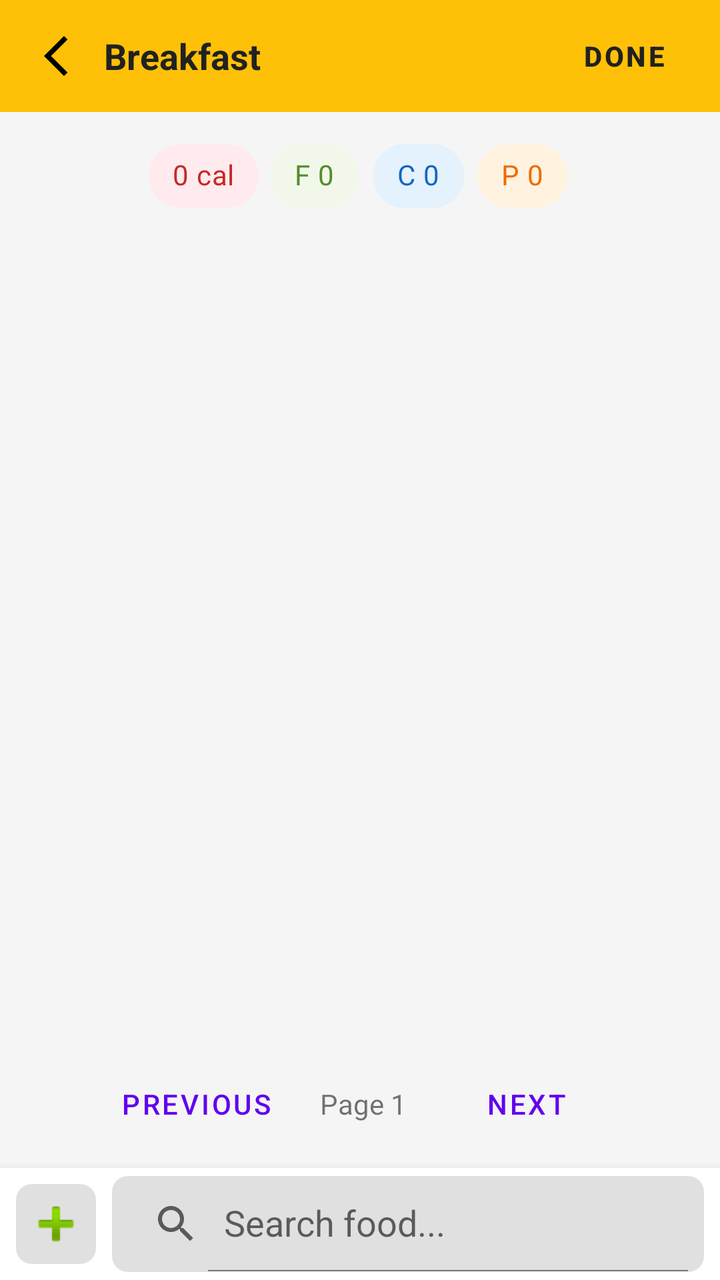
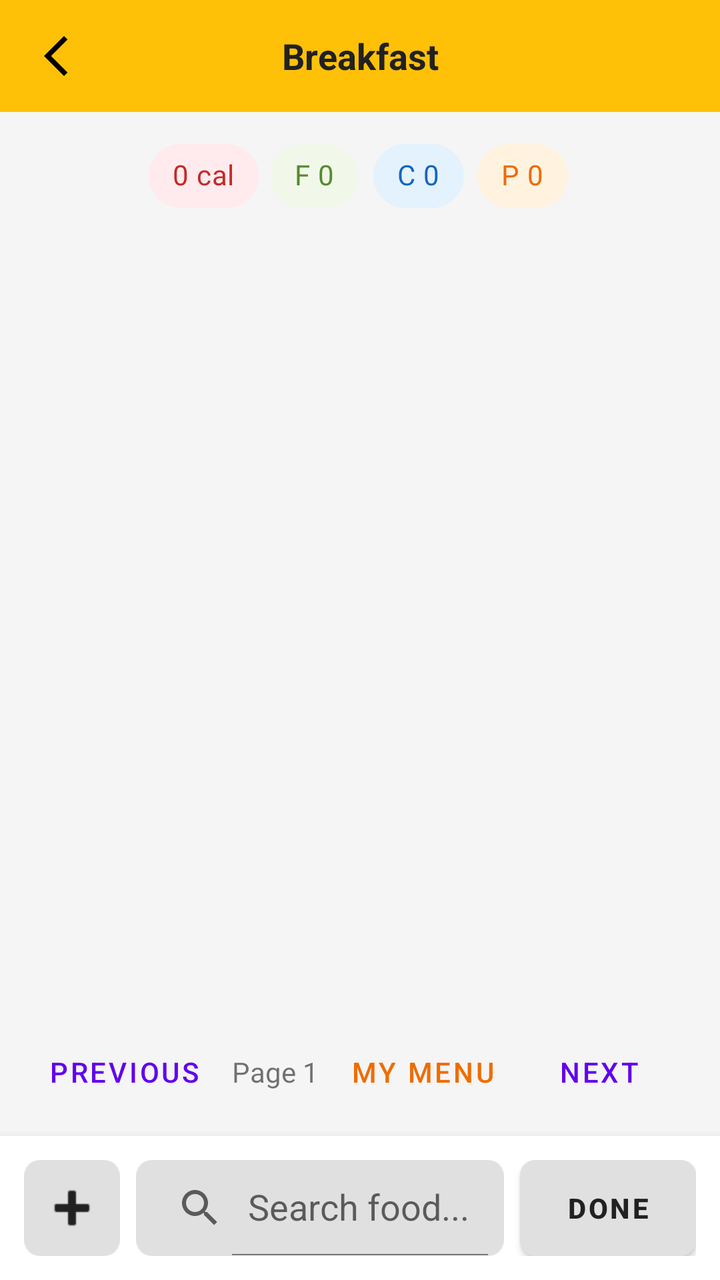

An Android layout rendered at two revisions. The XML below is the earlier revision; the diff shows what the commit changed to produce the second picture.
<!-- AndroidManifest.xml: application theme Theme.LionFitApp -->
<!-- res/layout/fragment_add_food.xml -->
<?xml version="1.0" encoding="utf-8"?>
<LinearLayout xmlns:android="http://schemas.android.com/apk/res/android"
    xmlns:app="http://schemas.android.com/apk/res-auto"
    android:layout_width="match_parent"
    android:layout_height="match_parent"
    android:orientation="vertical"
    android:background="#F5F5F5"
    android:clickable="true"
    android:focusable="true">

    
    <LinearLayout
        android:layout_width="match_parent"
        android:layout_height="?attr/actionBarSize"
        android:background="#FFC107"
        android:orientation="horizontal"
        android:gravity="center_vertical"
        android:paddingHorizontal="4dp">

        <ImageButton
            android:id="@+id/btnBack"
            android:layout_width="48dp"
            android:layout_height="48dp"
            android:src="@drawable/ic_back"
            android:background="?attr/selectableItemBackgroundBorderless"
            android:contentDescription="Back" />

        <TextView
            android:id="@+id/tvMealTitle"
            android:layout_width="0dp"
            android:layout_height="wrap_content"
            android:layout_weight="1"
            android:text="Breakfast"
            android:textSize="18sp"
            android:textStyle="bold"
            android:textColor="#212121"
            android:gravity="center_vertical" />

        <Button
            android:id="@+id/btnDoneTop"
            style="@style/Widget.MaterialComponents.Button.TextButton"
            android:layout_width="wrap_content"
            android:layout_height="wrap_content"
            android:text="@string/btn_done"
            android:textColor="#212121"
            android:textStyle="bold" />
    </LinearLayout>

    
    <LinearLayout
        android:layout_width="match_parent"
        android:layout_height="wrap_content"
        android:orientation="horizontal"
        android:gravity="center"
        android:paddingVertical="8dp">

        <com.google.android.material.chip.Chip
            android:id="@+id/chipCal"
            style="@style/Widget.MaterialComponents.Chip.Action"
            android:layout_width="wrap_content"
            android:layout_height="wrap_content"
            android:layout_marginEnd="4dp"
            android:text="0 cal"
            app:chipBackgroundColor="#FFEBEE"
            android:textColor="#C62828" />

        <com.google.android.material.chip.Chip
            android:id="@+id/chipFat"
            style="@style/Widget.MaterialComponents.Chip.Action"
            android:layout_width="wrap_content"
            android:layout_height="wrap_content"
            android:layout_marginEnd="4dp"
            android:text="F 0"
            app:chipBackgroundColor="#F1F8E9"
            android:textColor="#558B2F" />

        <com.google.android.material.chip.Chip
            android:id="@+id/chipCarb"
            style="@style/Widget.MaterialComponents.Chip.Action"
            android:layout_width="wrap_content"
            android:layout_height="wrap_content"
            android:layout_marginEnd="4dp"
            android:text="C 0"
            app:chipBackgroundColor="#E3F2FD"
            android:textColor="#1565C0" />

        <com.google.android.material.chip.Chip
            android:id="@+id/chipProtein"
            style="@style/Widget.MaterialComponents.Chip.Action"
            android:layout_width="wrap_content"
            android:layout_height="wrap_content"
            android:text="P 0"
            app:chipBackgroundColor="#FFF3E0"
            android:textColor="#EF6C00" />
    </LinearLayout>

    
    <androidx.recyclerview.widget.RecyclerView
        android:id="@+id/rvFoodResults"
        android:layout_width="match_parent"
        android:layout_height="0dp"
        android:layout_weight="1"
        android:clipToPadding="false"
        android:paddingHorizontal="16dp"
        android:paddingBottom="8dp" />

    
    <LinearLayout
        android:layout_width="match_parent"
        android:layout_height="wrap_content"
        android:orientation="horizontal"
        android:gravity="center"
        android:padding="8dp">

        <Button
            android:id="@+id/btnPrevPage"
            style="@style/Widget.MaterialComponents.Button.TextButton"
            android:layout_width="wrap_content"
            android:layout_height="wrap_content"
            android:text="Previous" />

        <TextView
            android:id="@+id/tvPageNum"
            android:layout_width="wrap_content"
            android:layout_height="wrap_content"
            android:text="Page 1"
            android:layout_marginHorizontal="16dp" />

        <Button
            android:id="@+id/btnNextPage"
            style="@style/Widget.MaterialComponents.Button.TextButton"
            android:layout_width="wrap_content"
            android:layout_height="wrap_content"
            android:text="Next" />
    </LinearLayout>

    
    <LinearLayout
        android:layout_width="match_parent"
        android:layout_height="wrap_content"
        android:orientation="horizontal"
        android:gravity="center_vertical"
        android:background="@android:color/white"
        android:paddingStart="8dp"
        android:paddingEnd="8dp"
        android:paddingTop="4dp"
        android:paddingBottom="4dp"
        android:elevation="8dp">

        <ImageButton
            android:id="@+id/btnAddManual"
            android:layout_width="40dp"
            android:layout_height="40dp"
            android:src="@android:drawable/ic_input_add"
            android:background="@drawable/bg_quantity_display"
            android:layout_marginEnd="8dp"
            android:contentDescription="Add New Menu" />

        <androidx.appcompat.widget.SearchView
            android:id="@+id/searchFood"
            android:layout_width="0dp"
            android:layout_height="wrap_content"
            android:layout_weight="1"
            android:background="@drawable/bg_quantity_display"
            app:queryHint="@string/hint_search_food"
            app:iconifiedByDefault="false" />


    </LinearLayout>

</LinearLayout>
<!-- resources referenced by this layout -->
<resources>
  <!-- drawable bg_quantity_display (drawable) -->
  <?xml version="1.0" encoding="utf-8"?>
  <shape xmlns:android="http://schemas.android.com/apk/res/android">
      <solid android:color="#E0E0E0" />
      <corners android:radius="8dp" />
  </shape>
  <!-- drawable ic_back (drawable) -->
  <vector xmlns:android="http://schemas.android.com/apk/res/android" android:autoMirrored="true" android:height="24dp" android:tint="#000000" android:viewportHeight="960" android:viewportWidth="960" android:width="24dp">
        
      <path android:fillColor="@android:color/white" android:pathData="M640,880L240,480L640,80L711,151L382,480L711,809L640,880Z"/>
      
  </vector>
  <string name="btn_done">Done</string>
  <string name="hint_search_food">Search food...</string>
  <style name="Theme.LionFitApp" parent="Theme.MaterialComponents.Light.NoActionBar">
          <item name="android:windowLightStatusBar">true</item>
      </style>
</resources>

<!-- the commit's change to res/layout/fragment_add_food.xml (unified diff, before → after) -->
@@ -10,6 +10,7 @@
 
     
     <LinearLayout
+        android:id="@+id/layoutMyMenuContent"
         android:layout_width="match_parent"
         android:layout_height="?attr/actionBarSize"
         android:background="#FFC107"
@@ -34,16 +35,8 @@
             android:textSize="18sp"
             android:textStyle="bold"
             android:textColor="#212121"
-            android:gravity="center_vertical" />
-
-        <Button
-            android:id="@+id/btnDoneTop"
-            style="@style/Widget.MaterialComponents.Button.TextButton"
-            android:layout_width="wrap_content"
-            android:layout_height="wrap_content"
-            android:text="@string/btn_done"
-            android:textColor="#212121"
-            android:textStyle="bold" />
+            android:gravity="center"
+            android:layout_marginEnd="48dp" />
     </LinearLayout>
 
     
@@ -124,7 +117,15 @@
             android:layout_width="wrap_content"
             android:layout_height="wrap_content"
             android:text="Page 1"
-            android:layout_marginHorizontal="16dp" />
+            android:layout_marginHorizontal="8dp" />
+
+        <Button
+            android:id="@+id/btnMyMenu"
+            style="@style/Widget.MaterialComponents.Button.TextButton"
+            android:layout_width="wrap_content"
+            android:layout_height="wrap_content"
+            android:text="My Menu"
+            android:textColor="#EF6C00" />
 
         <Button
             android:id="@+id/btnNextPage"
@@ -141,31 +142,48 @@
         android:orientation="horizontal"
         android:gravity="center_vertical"
         android:background="@android:color/white"
-        android:paddingStart="8dp"
-        android:paddingEnd="8dp"
-        android:paddingTop="4dp"
-        android:paddingBottom="4dp"
+        android:paddingHorizontal="12dp"
+        android:paddingVertical="12dp"
         android:elevation="8dp">
 
         <ImageButton
             android:id="@+id/btnAddManual"
-            android:layout_width="40dp"
-            android:layout_height="40dp"
+            android:layout_width="48dp"
+            android:layout_height="48dp"
             android:src="@android:drawable/ic_input_add"
             android:background="@drawable/bg_quantity_display"
+            app:tint="#212121"
             android:layout_marginEnd="8dp"
             android:contentDescription="Add New Menu" />
 
         <androidx.appcompat.widget.SearchView
             android:id="@+id/searchFood"
             android:layout_width="0dp"
-            android:layout_height="wrap_content"
+            android:layout_height="48dp"
             android:layout_weight="1"
             android:background="@drawable/bg_quantity_display"
             app:queryHint="@string/hint_search_food"
-            app:iconifiedByDefault="false" />
+            app:iconifiedByDefault="false"
+            android:layout_marginEnd="8dp" />
 
+        <Button
+            android:id="@+id/btnDone"
+            android:layout_width="wrap_content"
+            android:layout_height="48dp"
+            android:text="@string/btn_done"
+            android:backgroundTint="#E0E0E0"
+            android:textColor="#212121"
+            android:textStyle="bold"
+            android:insetTop="0dp"
+            android:insetBottom="0dp"
+            app:cornerRadius="8dp" />
 
     </LinearLayout>
 
+    
+    <FrameLayout
+        android:id="@+id/containerMyMenu"
+        android:layout_width="match_parent"
+        android:layout_height="match_parent"
+        android:visibility="gone" />
 </LinearLayout>
